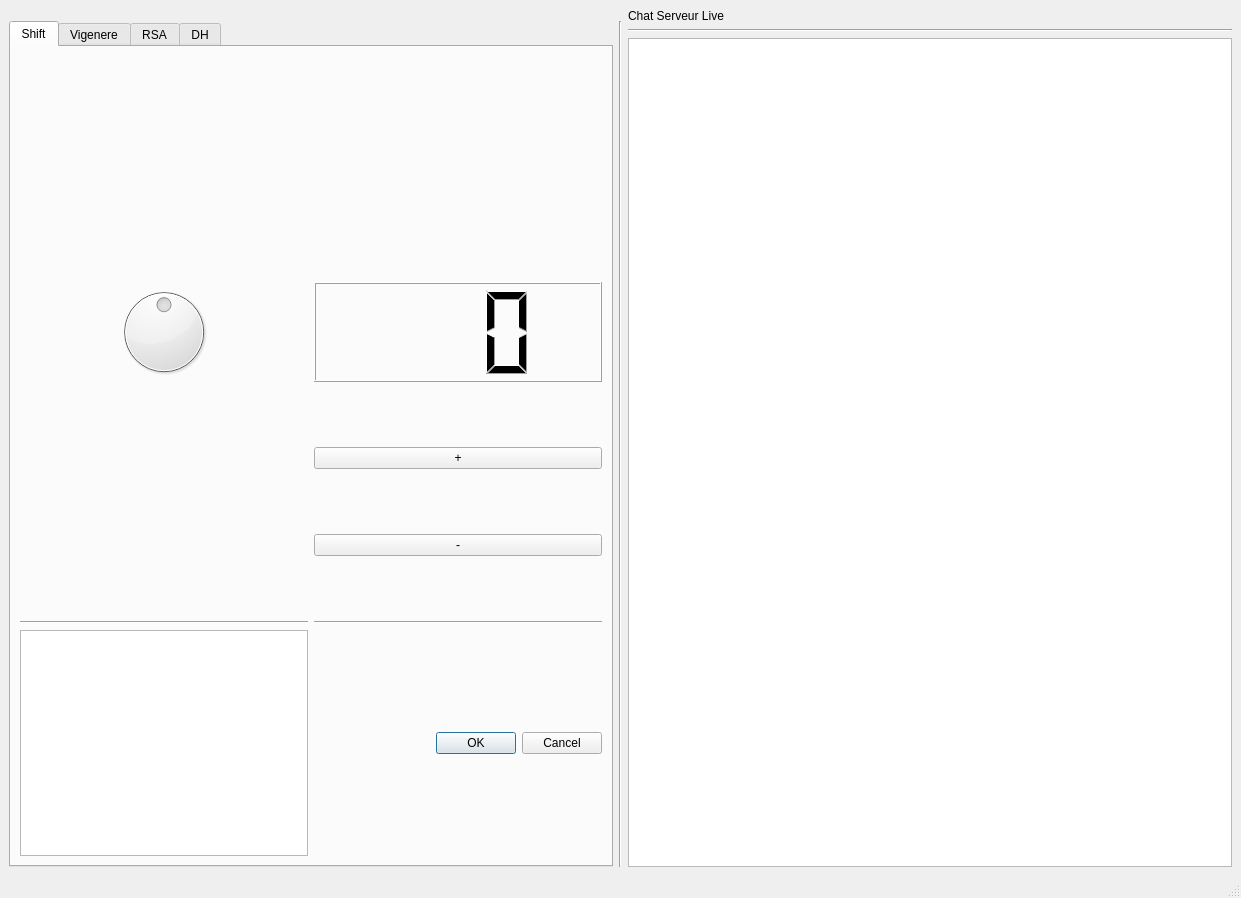
Old version of the form GUI_crypto_V3.ui in the repository rdtjulien/Cryptographie.
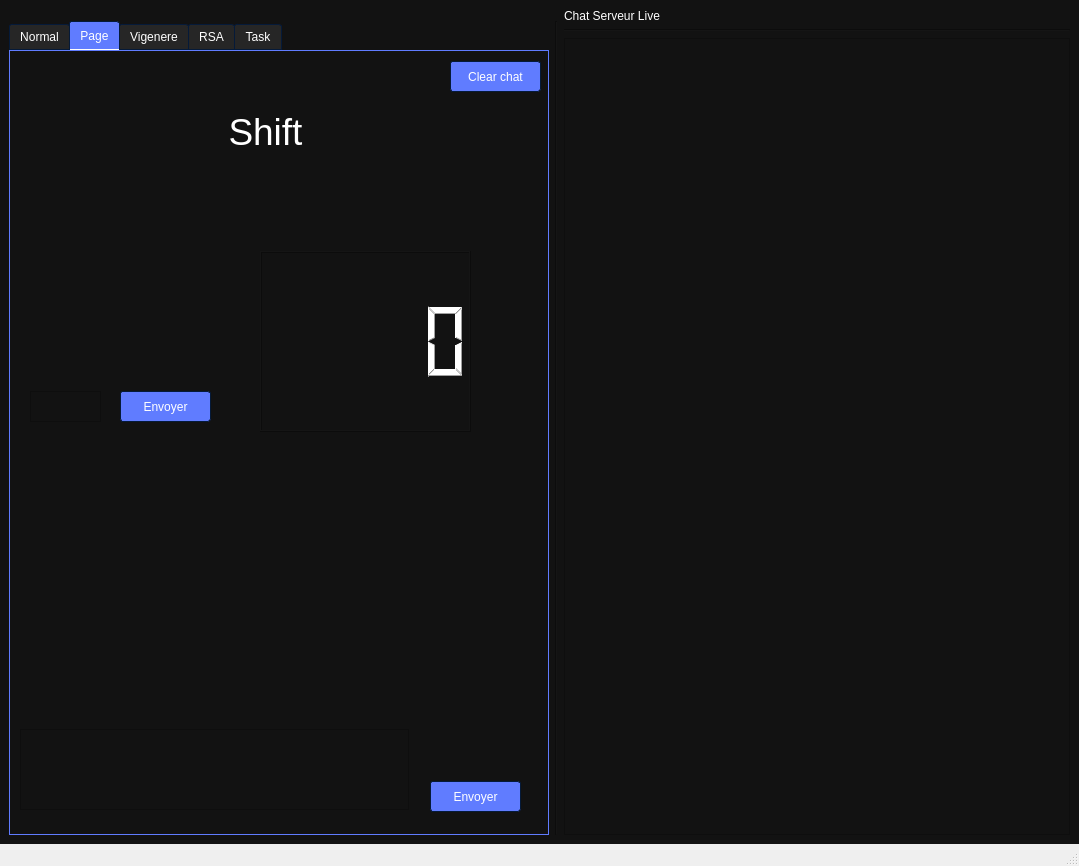
New version of the form. The open tabs and pages were chosen to show the change. Icons and pictures are not drawn.

The edit to the form file:
```diff
--- a/GUI_crypto_V3.ui
+++ b/GUI_crypto_V3.ui
@@ -6,8 +6,8 @@
    <rect>
     <x>0</x>
     <y>0</y>
-    <width>1241</width>
-    <height>898</height>
+    <width>1079</width>
+    <height>866</height>
    </rect>
   </property>
   <property name="sizePolicy">
@@ -35,6 +35,1112 @@
      <verstretch>0</verstretch>
     </sizepolicy>
    </property>
+   <property name="styleSheet">
+    <string notr="true">/*-----QWidget-----*/
+QWidget
+{
+	background-color: #121212;
+	color: #ffffff;
+	border-color: #051a39;
+
+}
+
+
+/*-----QLabel-----*/
+QLabel
+{
+	background-color: transparent;
+	color: #ffffff;
+
+}
+
+
+QLabel::disabled
+{
+	background-color: transparent;
+	color: #656565;
+
+}
+
+
+/*-----QMenuBar-----*/
+QMenuBar
+{
+	background-color: #0a0a0a;
+	color: #ffffff;
+	border-color: #051a39;
+
+}
+
+
+QMenuBar::disabled
+{
+	background-color: #404040;
+	color: #656565;
+	border-color: #051a39;
+
+}
+
+
+QMenuBar::item
+{
+    background-color: transparent;
+
+}
+
+
+QMenuBar::item:selected
+{
+    background-color: #607cff;
+    border: 1px solid #41cd52;
+
+}
+
+
+QMenuBar::item:pressed
+{
+    background-color: #4969ff;
+    border: 1px solid #000;
+    margin-bottom: -1px;
+    padding-bottom: 1px;
+
+}
+
+
+/*-----QMenu-----*/
+QMenu
+{
+    background-color: #121212;
+    border: 1px solid;
+    color: #ffffff;
+
+}
+
+
+QMenu::separator
+{
+    height: 1px;
+    background-color: #6d8eff;
+    color: #ffffff;
+    padding-left: 4px;
+    margin-left: 10px;
+    margin-right: 5px;
+
+}
+
+
+QMenu::item
+{
+    min-width : 150px;
+    padding: 3px 20px 3px 20px;
+
+}
+
+
+QMenu::item:selected
+{
+    background-color: #4969ff;
+    color: #ffffff;
+
+}
+
+
+QMenu::item:disabled
+{
+    color: #262626;
+}
+
+
+/*-----QToolTip-----*/
+QToolTip
+{
+	border : 1px solid #000000;
+	background-color: #26264f;
+	color: #ffffff;
+	border-color: #051a39;
+
+}
+
+
+
+/*-----QPushButton-----*/
+QPushButton
+{
+	background-color: #607cff;
+	color: #ffffff;
+	border-style: solid;
+	border-width: 1px;
+	border-radius: 3px;
+	border-color: #051a39;
+	padding: 5px;
+
+}
+
+
+QPushButton::disabled
+{
+	background-color: #404040;
+	color: #656565;
+	border-color: #051a39;
+
+}
+
+
+QPushButton::hover
+{
+	background-color: #8399ff;
+	color: #ffffff;
+	border-style: solid;
+	border-width: 1px;
+	border-radius: 3px;
+	border-color: #051a39;
+	padding: 5px;
+
+}
+
+
+QPushButton::pressed
+{
+	background-color: #4969ff;
+	color: #ffffff;
+	border-style: solid;
+	border-width: 1px;
+	border-radius: 3px;
+	border-color: #051a39;
+	padding: 5px;
+
+}
+
+
+/*-----QToolButton-----*/
+QToolButton
+{
+	background-color: #607cff;
+	color: #ffffff;
+	border-width: 1px;
+	border-radius: 3px;
+	border-color: #051a39;
+	padding: 3px;
+
+}
+
+
+QToolButton::disabled
+{
+	background-color: #404040;
+	color: #656565;
+	border-color: #051a39;
+
+}
+
+
+QToolButton::hover
+{
+	background-color: #8399ff;
+	color: #ffffff;
+	border-width: 1px;
+	border-radius: 3px;
+	border-color: #051a39;
+	padding: 3px;
+
+}
+
+
+QToolButton::pressed
+{
+	background-color: #4969ff;
+	color: #ffffff;
+	border-width: 1px;
+	border-radius: 3px;
+	border-color: #051a39;
+	padding: 3px;
+
+}
+
+
+/*-----QComboBox-----*/
+QComboBox
+{
+    background-color: #607cff;
+    border: 1px solid;
+    border-radius: 3px;
+    padding-left: 6px;
+    color: #ffffff;
+    height: 20px;
+
+}
+
+
+QComboBox::disabled
+{
+	background-color: #404040;
+	color: #656565;
+	border-color: #051a39;
+
+}
+
+
+QComboBox:hover
+{
+    background-color: #8399ff;
+
+}
+
+
+QComboBox:on
+{
+    background-color: #4969ff;
+
+}
+
+
+QComboBox QAbstractItemView
+{
+    background-color: #383838;
+    color: #ffffff;
+    border: 1px solid black;
+    selection-background-color: #4969ff;
+    selection-color: #ffffff;
+    outline: 0;
+
+}
+
+
+QComboBox::drop-down
+{
+    subcontrol-origin: padding;
+    subcontrol-position: top right;
+    width: 15px;
+    border-left-width: 0px;
+    border-left-color: darkgray;
+    border-left-style: solid; 
+    border-top-right-radius: 3px; 
+    border-bottom-right-radius: 3px;
+
+}
+
+
+QComboBox::down-arrow
+{
+    image: url(://arrow-down.png);
+    width: 8px;
+    height: 8px;
+}
+
+
+/*-----QSpinBox &amp; QDoubleSpinBox &amp; QDateTimeEdit-----*/
+QSpinBox, 
+QDoubleSpinBox,
+QDateTimeEdit
+{
+	background-color: #525251;
+	color: #ffffff;
+	border: 1px solid #051a39;
+	border-radius: 3px;
+	padding : 2px;
+
+}
+
+
+QSpinBox::disabled, 
+QDoubleSpinBox::disabled,
+QDateTimeEdit::disabled
+{
+	background-color: #404040;
+	color: #656565;
+	border-color: #051a39;
+
+}
+
+
+QSpinBox:hover, 
+QDoubleSpinBox::hover,
+QDateTimeEdit::hover
+{
+    background-color: #626262;
+    border: 1px solid #607cff;
+    color:  #fff;
+    padding: 2px
+
+}
+
+
+QSpinBox::up-button, QSpinBox::down-button,
+QDoubleSpinBox::up-button, QDoubleSpinBox::down-button,
+QDateTimeEdit::up-button, QDateTimeEdit::down-button
+{
+    background-color: #607cff;
+	border-radius: 2px;
+
+}
+
+
+QSpinBox::disabled, 
+QDoubleSpinBox::disabled,
+QDateTimeEdit::disabled
+{
+	background-color: #404040;
+	color: #656565;
+	border-color: #051a39;
+
+}
+
+
+QSpinBox::up-button:hover, QSpinBox::down-button:hover,
+QDoubleSpinBox::up-button:hover, QDoubleSpinBox::down-button:hover,
+QDateTimeEdit::up-button:hover, QDateTimeEdit::down-button:hover
+{
+    background-color: #8399ff;
+    border: 1px solid #8399ff;
+
+}
+
+
+QSpinBox::up-button:disabled, QSpinBox::down-button:disabled,
+QDoubleSpinBox::up-button:disabled, QDoubleSpinBox::down-button:disabled,
+QDateTimeEdit::up-button:disabled, QDateTimeEdit::down-button:disabled
+{
+	background-color: #404040;
+	color: #656565;
+	border-color: #051a39;
+
+}
+
+
+QSpinBox::up-button:pressed, QSpinBox::down-button:pressed,
+QDoubleSpinBox::up-button:pressed, QDoubleSpinBox::down-button::pressed,
+QDateTimeEdit::up-button:pressed, QDateTimeEdit::down-button::pressed
+{
+    background-color: #4969ff;
+    border: 1px solid #4969ff;
+
+}
+
+
+QSpinBox::down-arrow,
+QDoubleSpinBox::down-arrow,
+QDateTimeEdit::down-arrow
+{
+    image: url(://arrow-down.png);
+    width: 7px;
+
+}
+
+
+QSpinBox::up-arrow,
+QDoubleSpinBox::up-arrow,
+QDateTimeEdit::up-arrow
+{
+    image: url(://arrow-up.png);
+    width: 7px;
+
+}
+
+
+/*-----QLineEdit-----*/
+QLineEdit
+{
+	background-color: #525251;
+	color: #ffffff;
+	border-width: 1px;
+	border-radius: 3px;
+	border-color: #051a39;
+	padding: 2px;
+
+}
+
+
+QLineEdit::disabled
+{
+	background-color: #404040;
+	color: #656565;
+	border-width: 1px;
+	border-radius: 3px;
+	border-color: #051a39;
+	padding: 2px;
+
+}
+
+
+/*-----QTextEdit-----*/
+QTextEdit
+{
+	/* background-color: rgb(18, 18, 18); */
+	color: #cecece;
+	border-color: #051a39;
+
+}
+
+
+QTextEdit::disabled
+{
+	background-color: #404040;
+	color: #656565;
+	border-color: #051a39;
+
+}
+
+
+/*-----QGroupBox-----*/
+QGroupBox 
+{
+    border: 1px solid;
+    border-color: #607cff;
+    margin-top: 22px;
+
+}
+
+
+QGroupBox::title  
+{
+    background-color: #607cff;
+    color: #ffffff;
+    subcontrol-origin: margin;
+    subcontrol-position: top left;
+    padding: 5px;
+	border-top-left-radius: 3px;
+	border-top-right-radius: 3px;
+
+}
+
+
+QGroupBox::title::disabled
+{
+	background-color: #404040;
+	color: #656565;
+    subcontrol-origin: margin;
+    subcontrol-position: top left;
+    padding: 5px;
+	border-top-left-radius: 3px;
+	border-top-right-radius: 3px;
+
+}
+
+
+/*-----QRadioButton-----*/
+QRadioButton::indicator::unchecked
+{ 
+	border: 2px inset gray; 
+	border-radius: 5px; 
+	background-color:  #fff;
+	width: 9px; 
+	height: 9px; 
+
+}
+
+
+QRadioButton::indicator::unchecked:hover
+{ 
+	border: 2px solid #607cff; 
+	border-radius: 5px; 
+	background-color:  #fff;
+	width: 9px; 
+	height: 9px; 
+
+}
+
+
+QRadioButton::indicator::checked
+{ 
+	border: 2px inset darkgray; 
+	border-radius: 5px; 
+	background-color: #4969ff; 
+	width: 9px; 
+	height: 9px; 
+
+}
+
+
+QRadioButton::disabled
+{
+	color: #656565;
+
+}
+
+
+QRadioButton::indicator:disabled
+{
+	background-color: #656565;
+	color: #656565;
+    border: 2px solid #656565;
+
+}
+
+
+/*-----QTableView &amp; QTableWidget-----*/
+QTableView
+{
+    background-color: #242526;
+    border: 1px solid #32414B;
+    color: #f0f0f0;
+    gridline-color: #8faaff;
+    outline : 0;
+
+}
+
+
+QTableView::disabled
+{
+    background-color: #242526;
+    border: 1px solid #32414B;
+    color: #656565;
+    gridline-color: #656565;
+    outline : 0;
+
+}
+
+
+QTableView::item:hover 
+{
+    background-color: #26264f;
+    color: #f0f0f0;
+
+}
+
+
+QTableView::item:selected 
+{
+    background-color: #1a1b1c;
+    border: 2px solid #4969ff;
+    color: #F0F0F0;
+
+}
+
+
+QTableView::item:selected:disabled
+{
+    background-color: #1a1b1c;
+    border: 2px solid #525251;
+    color: #656565;
+
+}
+
+
+QTableCornerButton::section
+{
+    background-color: #505050;
+    color: #fff;
+
+}
+
+
+QHeaderView::section
+{
+    background-color: #525251;
+    color: #fff;
+    text-align: left;
+	padding: 4px;
+	
+}
+
+
+QHeaderView::section:disabled
+{
+    background-color: #525251;
+    color: #656565;
+
+}
+
+
+QHeaderView::section:checked
+{
+    color: #fff;
+    background-color: #4969ff;
+
+}
+
+
+QHeaderView::section:checked:disabled
+{
+    color: #656565;
+    background-color: #525251;
+
+}
+
+
+QHeaderView::section::vertical::first,
+QHeaderView::section::vertical::only-one
+{
+    border-top: 1px solid #353635;
+
+}
+
+
+QHeaderView::section::vertical
+{
+    border-top: 1px solid #353635;
+
+}
+
+
+QHeaderView::section::horizontal::first,
+QHeaderView::section::horizontal::only-one
+{
+    border-left: 1px solid #353635;
+
+}
+
+
+QHeaderView::section::horizontal
+{
+    border-left: 1px solid #353635;
+
+}
+
+
+/*-----QTabWidget-----*/
+QTabBar::tab
+{
+	background-color: #262626;
+	color: #ffffff;
+	border-style: solid;
+	border-width: 1px;
+	border-top-left-radius: 3px;
+	border-top-right-radius: 3px;
+	border-color: #051a39;
+	padding: 5px;
+
+}
+
+
+QTabBar::tab:disabled
+{
+	background-color: #656565;
+	color: #656565;
+
+}
+
+
+QTabWidget::pane 
+{
+	background-color: #262626;
+	color: #ffffff;
+    border: 1px solid;
+    border-color: #607cff;
+
+}
+
+
+QTabBar::tab:selected
+{
+    background-color: #607cff;
+	color: #ffffff;
+	border-style: solid;
+	border-width: 1px;
+	border-top-left-radius: 3px;
+	border-top-right-radius: 3px;
+	border-color: #051a39;
+	padding: 5px;
+
+}
+
+
+QTabBar::tab:selected:disabled
+{
+	background-color: #404040;
+	color: #656565;
+
+}
+
+
+QTabBar::tab:!selected 
+{
+    background-color: #262626;
+
+}
+
+
+QTabBar::tab:!selected:hover 
+{
+    background-color: #8399ff;
+
+}
+
+
+QTabBar::tab:top:!selected 
+{
+    margin-top: 3px;
+
+}
+
+
+QTabBar::tab:bottom:!selected 
+{
+    margin-bottom: 3px;
+
+}
+
+
+QTabBar::tab:top, QTabBar::tab:bottom 
+{
+    min-width: 8ex;
+    margin-right: -1px;
+    padding: 5px 10px 5px 10px;
+
+}
+
+
+QTabBar::tab:top:selected 
+{
+    border-bottom-color: none;
+
+}
+
+
+QTabBar::tab:bottom:selected 
+{
+    border-top-color: none;
+
+}
+
+
+QTabBar::tab:top:last, QTabBar::tab:bottom:last,
+QTabBar::tab:top:only-one, QTabBar::tab:bottom:only-one 
+{
+    margin-right: 0;
+
+}
+
+
+QTabBar::tab:left:!selected 
+{
+    margin-right: 3px;
+
+}
+
+
+QTabBar::tab:right:!selected
+{
+    margin-left: 3px;
+
+}
+
+
+QTabBar::tab:left, QTabBar::tab:right 
+{
+    min-height: 8ex;
+    margin-bottom: -1px;
+    padding: 10px 5px 10px 5px;
+
+}
+
+
+QTabBar::tab:left:selected 
+{
+    border-left-color: none;
+
+}
+
+
+QTabBar::tab:right:selected 
+{
+    border-right-color: none;
+
+}
+
+
+QTabBar::tab:left:last, QTabBar::tab:right:last,
+QTabBar::tab:left:only-one, QTabBar::tab:right:only-one 
+{
+    margin-bottom: 0;
+
+}
+
+
+/*-----QSlider-----*/
+QSlider::groove:horizontal 
+{
+	background-color: transparent;
+	height: 5px;
+
+}
+
+
+QSlider::sub-page:horizontal 
+{
+	background-color: #607cff;
+
+}
+
+
+QSlider::add-page:horizontal 
+{
+	background-color: #666765;
+
+}
+
+
+QSlider::handle:horizontal 
+{
+	background-color: #607cff;
+	width: 14px;
+	margin-top: -6px;
+	margin-bottom: -6px;
+	border-radius: 3px;
+
+}
+
+
+QSlider::handle:horizontal:hover 
+{
+	background-color: #607cff;
+	border-radius: 3px;
+
+}
+
+
+QSlider::sub-page:horizontal:disabled 
+{
+	background-color: #bbb;
+	border-color: #999;
+
+}
+
+
+QSlider::add-page:horizontal:disabled 
+{
+	background-color: #eee;
+	border-color: #999;
+
+}
+
+
+QSlider::handle:horizontal:disabled 
+{
+	background-color: #eee;
+	border: 1px solid #aaa;
+	border-radius: 3px;
+
+}
+
+
+QSlider::groove:vertical 
+{
+	background-color: transparent;
+	width: 5px;
+
+}
+
+
+QSlider::sub-page:vertical 
+{
+	background-color: #607cff;
+
+}
+
+
+QSlider::add-page:vertical 
+{
+	background-color: #666765;
+
+}
+
+
+QSlider::handle:vertical 
+{
+	background-color: #607cff;
+	height: 14px;
+	margin-left: -6px;
+	margin-right: -6px;
+	border-radius: 3px;
+
+}
+
+
+QSlider::handle:vertical:hover 
+{
+	background-color: #607cff;
+	border-radius: 3px;
+
+}
+
+
+QSlider::sub-page:vertical:disabled 
+{
+	background-color: #bbb;
+	border-color: #999;
+
+}
+
+
+QSlider::add-page:vertical:disabled 
+{
+	background-color: #eee;
+	border-color: #999;
+
+}
+
+
+QSlider::handle:vertical:disabled 
+{
+	background-color: #eee;
+	border: 1px solid #aaa;
+	border-radius: 3px;
+
+}
+
+
+/*-----QDial-----*/
+QDial
+{
+	background-color: #607cff;
+
+}
+
+
+QDial::disabled
+{
+	background-color: #404040;
+
+}
+
+/*-----QScrollBar-----*/
+QScrollBar:horizontal
+{
+    border: 1px solid #222222;
+    background-color: #3d3d3d;
+    height: 13px;
+    margin: 0px 16px 0 16px;
+
+}
+
+
+QScrollBar::handle:horizontal
+{
+    background: #607cff;
+    min-height: 20px;
+
+}
+
+
+QScrollBar::add-line:horizontal
+{
+    border: 1px solid #1b1b19;
+    background-color: #607cff;
+    width: 14px;
+    subcontrol-position: right;
+    subcontrol-origin: margin;
+
+}
+
+
+QScrollBar::sub-line:horizontal
+{
+    border: 1px solid #1b1b19;
+    background-color: #607cff;
+    width: 14px;
+    subcontrol-position: left;
+    subcontrol-origin: margin;
+
+}
+
+
+QScrollBar::right-arrow:horizontal
+{
+    image: url(://arrow-right.png);
+    width: 6px;
+    height: 6px;
+
+}
+
+
+QScrollBar::left-arrow:horizontal
+{
+    image: url(://arrow-left.png);
+    width: 6px;
+    height: 6px;
+
+}
+
+
+QScrollBar::add-page:horizontal, QScrollBar::sub-page:horizontal
+{
+    background: none;
+
+}
+
+
+QScrollBar:vertical
+{
+    background-color: #3d3d3d;
+    width: 13px;
+    margin: 16px 0 16px 0;
+    border: 1px solid #222222;
+
+}
+
+
+QScrollBar::handle:vertical
+{
+    background-color: #607cff;
+    min-height: 20px;
+
+}
+
+
+QScrollBar::add-line:vertical
+{
+    border: 1px solid #1b1b19;
+    background-color: #607cff;
+    height: 14px;
+    subcontrol-position: bottom;
+    subcontrol-origin: margin;
+
+}
+
+
+QScrollBar::sub-line:vertical
+{
+    border: 1px solid #1b1b19;
+    background-color: #607cff;
+    height: 14px;
+    subcontrol-position: top;
+    subcontrol-origin: margin;
+
+}
+
+
+QScrollBar::up-arrow:vertical
+{
+    image: url(://arrow-up.png);
+    width: 6px;
+    height: 6px;
+
+}
+
+
+QScrollBar::down-arrow:vertical
+{
+    image: url(://arrow-down.png);
+    width: 6px;
+    height: 6px;
+
+}
+
+
+QScrollBar::add-page:vertical, QScrollBar::sub-page:vertical
+{
+    background: none;
+
+}
+
+/*-----QProgressBar-----*/
+QProgressBar
+{
+    border: 1px solid #222222;
+    background-color: #3d3d3d;
+    text-align: center;
+    color: #ffffff;
+    font-size: 12px;
+    /* font-weight: bold; */
+    padding: 1px;
+    border-radius: 3px;
+}
+QProgressBar::chunk
+{
+    background-color: #607cff;
+}</string>
+   </property>
    <layout class="QGridLayout" name="gridLayout_7">
     <item row="0" column="0">
      <layout class="QGridLayout" name="main_layout">
@@ -81,132 +1187,178 @@
           <property name="tabBarAutoHide">
            <bool>false</bool>
           </property>
+          <widget class="QWidget" name="tab_normal">
+           <attribute name="title">
+            <string>Normal</string>
+           </attribute>
+           <widget class="QTextEdit" name="textEdit_port">
+            <property name="geometry">
+             <rect>
+              <x>20</x>
+              <y>60</y>
+              <width>81</width>
+              <height>31</height>
+             </rect>
+            </property>
+           </widget>
+           <widget class="QLabel" name="label_7">
+            <property name="geometry">
+             <rect>
+              <x>0</x>
+              <y>10</y>
+              <width>231</width>
+              <height>41</height>
+             </rect>
+            </property>
+            <property name="font">
+             <font>
+              <pointsize>28</pointsize>
+             </font>
+            </property>
+            <property name="text">
+             <string>Choix du port</string>
+            </property>
+            <property name="scaledContents">
+             <bool>true</bool>
+            </property>
+            <property name="alignment">
+             <set>Qt::AlignCenter</set>
+            </property>
+           </widget>
+           <widget class="QPushButton" name="pushButton_port">
+            <property name="geometry">
+             <rect>
+              <x>120</x>
+              <y>60</y>
+              <width>75</width>
+              <height>23</height>
+             </rect>
+            </property>
+            <property name="text">
+             <string>Envoyer</string>
+            </property>
+           </widget>
+           <widget class="QPlainTextEdit" name="plainTextEdit_normal">
+            <property name="geometry">
+             <rect>
+              <x>10</x>
+              <y>680</y>
+              <width>389</width>
+              <height>81</height>
+             </rect>
+            </property>
+           </widget>
+           <widget class="QPushButton" name="pushButton_normal">
+            <property name="geometry">
+             <rect>
+              <x>420</x>
+              <y>730</y>
+              <width>91</width>
+              <height>31</height>
+             </rect>
+            </property>
+            <property name="text">
+             <string>Envoyer</string>
+            </property>
+           </widget>
+          </widget>
           <widget class="QWidget" name="tab_shift">
            <attribute name="title">
-            <string>Shift</string>
+            <string>Page</string>
            </attribute>
-           <layout class="QGridLayout" name="gridLayout_5">
-            <item row="0" column="0">
-             <layout class="QGridLayout" name="gridLayout_3">
-              <item row="4" column="1">
-               <widget class="Line" name="line_8">
-                <property name="orientation">
-                 <enum>Qt::Horizontal</enum>
-                </property>
-               </widget>
-              </item>
-              <item row="5" column="1">
-               <widget class="QDialogButtonBox" name="buttonBox_2">
-                <property name="standardButtons">
-                 <set>QDialogButtonBox::Cancel|QDialogButtonBox::Ok</set>
-                </property>
-               </widget>
-              </item>
-              <item row="4" column="0">
-               <widget class="Line" name="line_7">
-                <property name="orientation">
-                 <enum>Qt::Horizontal</enum>
-                </property>
-               </widget>
-              </item>
-              <item row="3" column="0">
-               <spacer name="verticalSpacer_4">
-                <property name="orientation">
-                 <enum>Qt::Vertical</enum>
-                </property>
-                <property name="sizeHint" stdset="0">
-                 <size>
-                  <width>20</width>
-                  <height>40</height>
-                 </size>
-                </property>
-               </spacer>
-              </item>
-              <item row="2" column="1">
-               <widget class="QLCDNumber" name="shit_number">
-                <property name="frameShape">
-                 <enum>QFrame::Box</enum>
-                </property>
-                <property name="frameShadow">
-                 <enum>QFrame::Raised</enum>
-                </property>
-                <property name="lineWidth">
-                 <number>1</number>
-                </property>
-                <property name="midLineWidth">
-                 <number>0</number>
-                </property>
-                <property name="smallDecimalPoint">
-                 <bool>false</bool>
-                </property>
-                <property name="digitCount">
-                 <number>3</number>
-                </property>
-                <property name="intValue" stdset="0">
-                 <number>0</number>
-                </property>
-               </widget>
-              </item>
-              <item row="0" column="0">
-               <spacer name="verticalSpacer_3">
-                <property name="orientation">
-                 <enum>Qt::Vertical</enum>
-                </property>
-                <property name="sizeHint" stdset="0">
-                 <size>
-                  <width>20</width>
-                  <height>40</height>
-                 </size>
-                </property>
-               </spacer>
-              </item>
-              <item row="5" column="0">
-               <widget class="QPlainTextEdit" name="plainTextEdit_2">
-                <property name="sizePolicy">
-                 <sizepolicy hsizetype="Expanding" vsizetype="Expanding">
-                  <horstretch>0</horstretch>
-                  <verstretch>0</verstretch>
-                 </sizepolicy>
-                </property>
-                <property name="minimumSize">
-                 <size>
-                  <width>0</width>
-                  <height>0</height>
-                 </size>
-                </property>
-               </widget>
-              </item>
-              <item row="3" column="1">
-               <layout class="QVBoxLayout" name="verticalLayout">
-                <item>
-                 <widget class="QPushButton" name="pushButton">
-                  <property name="text">
-                   <string>+</string>
-                  </property>
-                 </widget>
-                </item>
-                <item>
-                 <widget class="QPushButton" name="pushButton_2">
-                  <property name="text">
-                   <string>-</string>
-                  </property>
-                 </widget>
-                </item>
-               </layout>
-              </item>
-              <item row="2" column="0">
-               <widget class="QDial" name="shift_select">
-                <property name="minimum">
-                 <number>-99</number>
-                </property>
-                <property name="maximum">
-                 <number>99</number>
-                </property>
-               </widget>
-              </item>
-             </layout>
-            </item>
-           </layout>
+           <widget class="QPlainTextEdit" name="plainTextEdit_shift">
+            <property name="geometry">
+             <rect>
+              <x>10</x>
+              <y>678</y>
+              <width>389</width>
+              <height>81</height>
+             </rect>
+            </property>
+           </widget>
+           <widget class="QPushButton" name="pushButton_shift">
+            <property name="geometry">
+             <rect>
+              <x>420</x>
+              <y>730</y>
+              <width>91</width>
+              <height>31</height>
+             </rect>
+            </property>
+            <property name="text">
+             <string>Envoyer</string>
+            </property>
+           </widget>
+           <widget class="QLCDNumber" name="lcdNumber_3">
+            <property name="geometry">
+             <rect>
+              <x>250</x>
+              <y>200</y>
+              <width>211</width>
+              <height>181</height>
+             </rect>
+            </property>
+           </widget>
+           <widget class="QPlainTextEdit" name="plainTextEdit_shift_key">
+            <property name="geometry">
+             <rect>
+              <x>20</x>
+              <y>340</y>
+              <width>71</width>
+              <height>31</height>
+             </rect>
+            </property>
+           </widget>
+           <widget class="QPushButton" name="pushButton_shift_key">
+            <property name="geometry">
+             <rect>
+              <x>110</x>
+              <y>340</y>
+              <width>91</width>
+              <height>31</height>
+             </rect>
+            </property>
+            <property name="text">
+             <string>Envoyer</string>
+            </property>
+           </widget>
+           <widget class="QLabel" name="label_8">
+            <property name="geometry">
+             <rect>
+              <x>140</x>
+              <y>20</y>
+              <width>231</width>
+              <height>121</height>
+             </rect>
+            </property>
+            <property name="font">
+             <font>
+              <pointsize>28</pointsize>
+             </font>
+            </property>
+            <property name="text">
+             <string>Shift</string>
+            </property>
+            <property name="scaledContents">
+             <bool>true</bool>
+            </property>
+            <property name="alignment">
+             <set>Qt::AlignCenter</set>
+            </property>
+           </widget>
+           <widget class="QPushButton" name="pushButton_clear">
+            <property name="geometry">
+             <rect>
+              <x>440</x>
+              <y>10</y>
+              <width>91</width>
+              <height>31</height>
+             </rect>
+            </property>
+            <property name="text">
+             <string>Clear chat</string>
+            </property>
+           </widget>
           </widget>
           <widget class="QWidget" name="tab_vigenere">
            <attribute name="title">
@@ -392,7 +1544,7 @@
           </widget>
           <widget class="QWidget" name="tab_DH">
            <attribute name="title">
-            <string>DH</string>
+            <string>Task</string>
            </attribute>
            <layout class="QGridLayout" name="gridLayout_2">
             <item row="0" column="0" rowspan="2" colspan="2">
@@ -474,8 +1626,12 @@
                 </property>
                </spacer>
               </item>
-              <item row="2" column="1">
-               <widget class="QLCDNumber" name="lcdNumber_3"/>
+              <item row="3" column="0" colspan="2">
+               <widget class="QPushButton" name="pushButton_3">
+                <property name="text">
+                 <string>Task RSA decode</string>
+                </property>
+               </widget>
               </item>
               <item row="3" column="1">
                <widget class="QPushButton" name="RSA_Key_button_generator_2">
```
Left out of the diff: 496 changed lines with no effect on the pictures.
